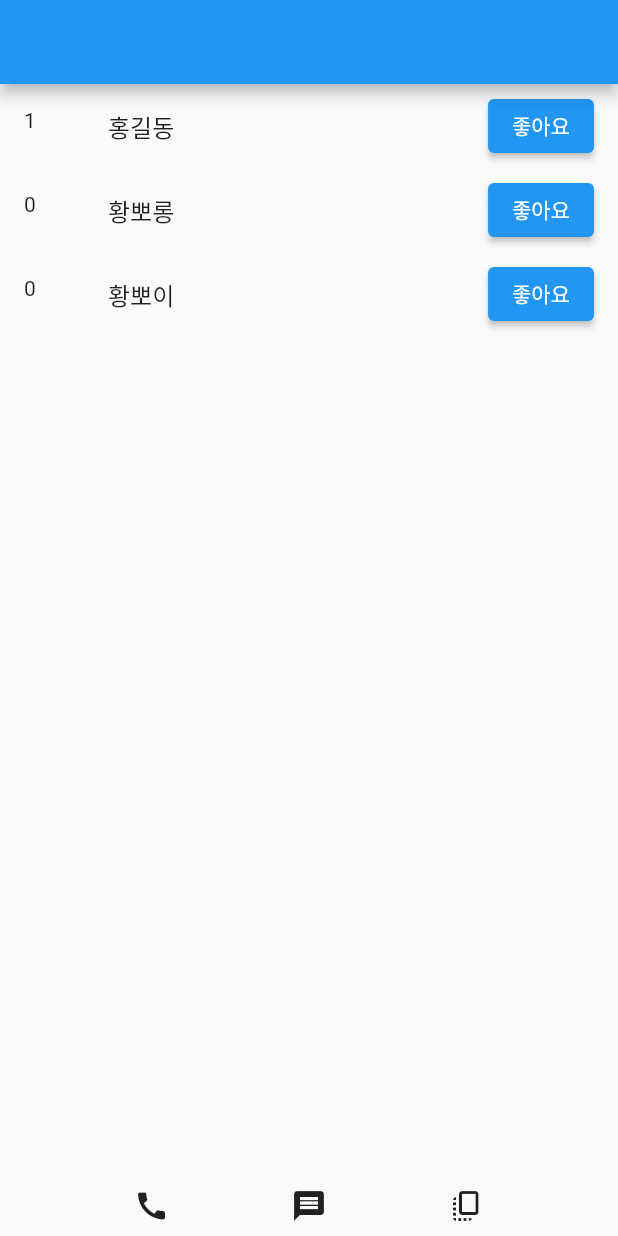
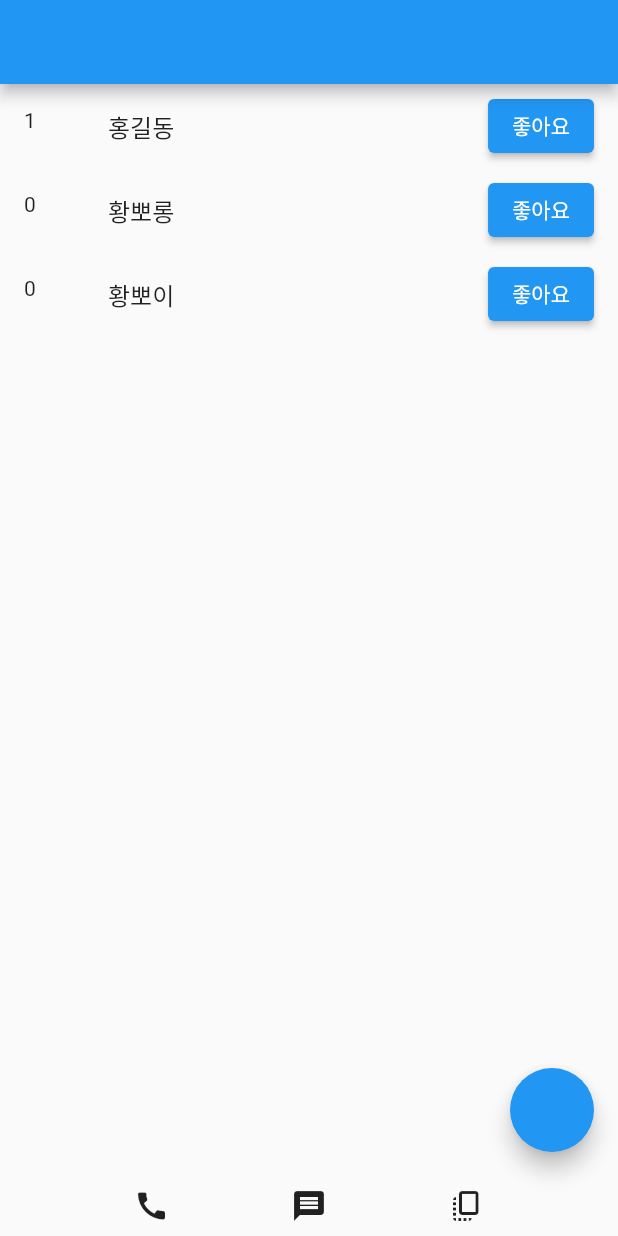
Before and after one commit to HWANGJEONGHYEON1/flutter-project, a Flutter app: the screen it shows after launch, after a tap on "좋아요", on a phone screen of 412 x 824 dp. Run offline on Flutter 3.47's test engine with Material 2 defaults, Android fonts, the phone set to English and light mode, and no system bars.

```diff
--- a/contact/lib/main.dart
+++ b/contact/lib/main.dart
@@ -1,7 +1,10 @@
 import 'package:flutter/material.dart';
 
 void main() {
-  runApp(MyApp());
+  runApp(MaterialApp(
+      home:
+        MyApp()
+    ));
 }
 
 class MyApp extends StatefulWidget {
@@ -17,8 +20,14 @@ class _MyAppState extends State<MyApp> {
 
   @override
   Widget build(BuildContext context) {
-    return MaterialApp(
-      home: Scaffold(
+    return  Scaffold(
+        floatingActionButton: FloatingActionButton(
+          onPressed: () {
+            showDialog(context: context, builder: (context) {
+              return Dialog(child: Text('아녕'),);
+            });
+          },
+        ),
         appBar: AppBar(),
         body: ListView.builder(
             itemCount: 3,
@@ -38,8 +47,7 @@ class _MyAppState extends State<MyApp> {
               );
             }),
         bottomNavigationBar: BottomAppBar(),
-      ),
-    );
+      );
   }
 }
 
```
